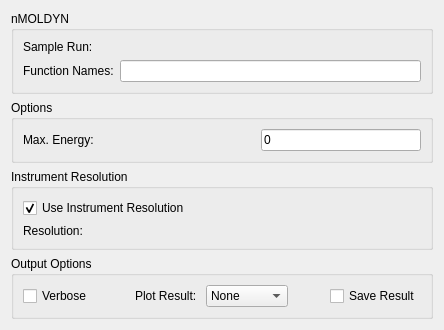
Above: Code/Mantid/MantidQt/CustomInterfaces/inc/MantidQtCustomInterfaces/IndirectMolDyn.ui from mantidproject/mantid before the change. Below: the same form after it.
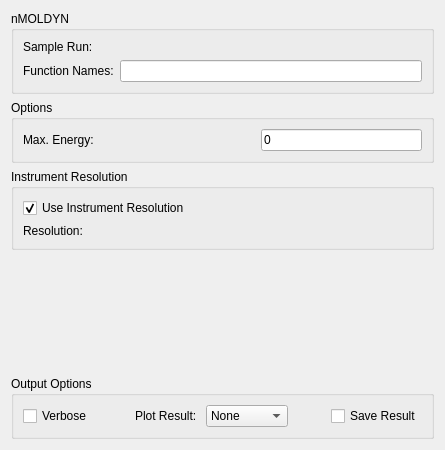
That is the form after the change. Custom widgets are drawn as their Qt base class.

Diff of the .ui file:
```diff
--- a/Code/Mantid/MantidQt/CustomInterfaces/inc/MantidQtCustomInterfaces/IndirectMolDyn.ui
+++ b/Code/Mantid/MantidQt/CustomInterfaces/inc/MantidQtCustomInterfaces/IndirectMolDyn.ui
@@ -6,8 +6,8 @@
    <rect>
     <x>0</x>
     <y>0</y>
-    <width>444</width>
-    <height>329</height>
+    <width>445</width>
+    <height>450</height>
    </rect>
   </property>
   <property name="windowTitle">
```
Left out of the diff: 25 changed lines with no effect on the pictures.
